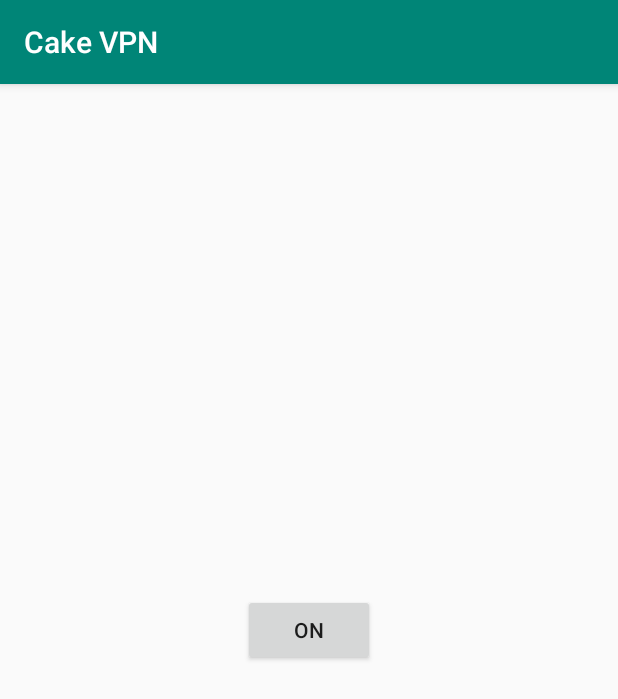
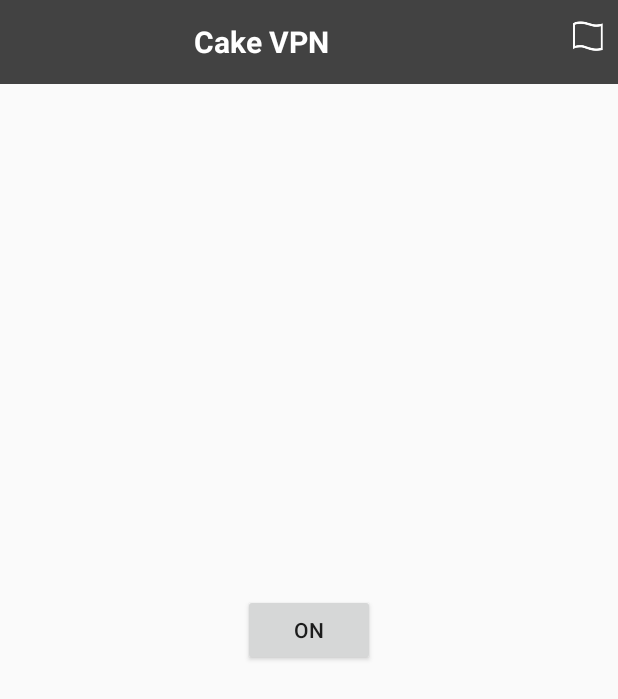
Before and after one commit to ashraf789/Cake-VPN, an Android app: the screen it shows after launch (MainActivity), on a phone screen of 412 x 824 dp. Shown: the top 699 px of the screen. Run offline under Robolectric (Android 15) with nearby library versions, the phone set to English and light mode, and no system bars; our stand-ins replace data binding; libraries missing offline, so code that uses them is left out: de.blinkt.openvpn.

Commit message:
toolbar add

```diff
--- a/app/src/main/res/layout/activity_main.xml
+++ b/app/src/main/res/layout/activity_main.xml
@@ -1,34 +1,43 @@
 <?xml version="1.0" encoding="utf-8"?>
 <layout>
+
     <LinearLayout xmlns:android="http://schemas.android.com/apk/res/android"
-
         xmlns:app="http://schemas.android.com/apk/res-auto"
         xmlns:tools="http://schemas.android.com/tools"
         android:layout_width="match_parent"
         android:layout_height="match_parent"
         android:orientation="vertical"
-    android:gravity="center"
         tools:context=".MainActivity">
 
+        <include layout="@layout/tool_bar"></include>
+
+        <LinearLayout
+            android:layout_width="match_parent"
+            android:layout_height="match_parent"
+            android:gravity="center"
+            android:orientation="vertical">
+
             <Button
-        android:tag="1"
+                android:id="@+id/vpnBtn"
                 android:layout_width="wrap_content"
                 android:layout_height="wrap_content"
-        android:text="ON"
-        android:id="@+id/vpnBtn">
+                android:tag="1"
+                android:text="ON">
 
             </Button>
+
             <LinearLayout
                 android:layout_width="match_parent"
                 android:layout_height="wrap_content">
 
                 <TextView
+                    android:id="@+id/logTv"
                     android:layout_width="match_parent"
                     android:layout_height="wrap_content"
                     android:layout_marginBottom="20dp"
-            android:textColor="#252424"
                     android:gravity="center"
-            android:id="@+id/logTv"/>
+                    android:textColor="#252424" />
+            </LinearLayout>
         </LinearLayout>
     </LinearLayout>
 </layout>
--- /dev/null
+++ b/app/src/main/res/layout/tool_bar.xml
@@ -0,0 +1,33 @@
+<?xml version="1.0" encoding="utf-8"?>
+<androidx.appcompat.widget.Toolbar xmlns:android="http://schemas.android.com/apk/res/android"
+    android:layout_width="match_parent"
+    android:layout_height="?attr/actionBarSize"
+    android:orientation="vertical"
+    android:background="@color/cardview_dark_background">
+
+    <RelativeLayout
+        android:layout_width="match_parent"
+        android:layout_height="wrap_content">
+
+        <TextView
+            android:layout_width="match_parent"
+            android:layout_height="wrap_content"
+            android:fontFamily="sans-serif"
+            android:gravity="center"
+            android:paddingRight="80dp"
+            android:text="@string/app_name"
+            android:textColor="#ffffff"
+            android:textSize="20sp"
+            android:textStyle="bold" />
+
+        <ImageButton
+            android:id="@+id/navbar_right"
+            android:layout_width="20dp"
+            android:layout_height="20dp"
+            android:layout_alignParentRight="true"
+            android:layout_marginRight="10dp"
+            android:background="@drawable/svpn__country_flag" />
+
+    </RelativeLayout>
+
+</androidx.appcompat.widget.Toolbar>
--- a/app/src/main/res/values/styles.xml
+++ b/app/src/main/res/values/styles.xml
@@ -1,7 +1,7 @@
 <resources>
 
     <!-- Base application theme. -->
-    <style name="AppTheme" parent="Theme.AppCompat.Light.DarkActionBar">
+    <style name="AppTheme" parent="Theme.AppCompat.Light.NoActionBar">
         <!-- Customize your theme here. -->
         <item name="colorPrimary">@color/colorPrimary</item>
         <item name="colorPrimaryDark">@color/colorPrimaryDark</item>
```
Also changed, not shown: app/src/main/res/drawable/fr_flag.png (added), app/src/main/res/drawable/france_bg.jpg (added), app/src/main/res/drawable/svpn__country_flag.png (added), app/src/main/res/drawable/uk_bg.jpg (added), app/src/main/res/drawable/uk_flag.png (added), app/src/main/res/drawable/usa_bg.jpg (added), app/src/main/res/drawable/usa_flag.png (added). Lines whose indentation alone changed are shown as unchanged.
